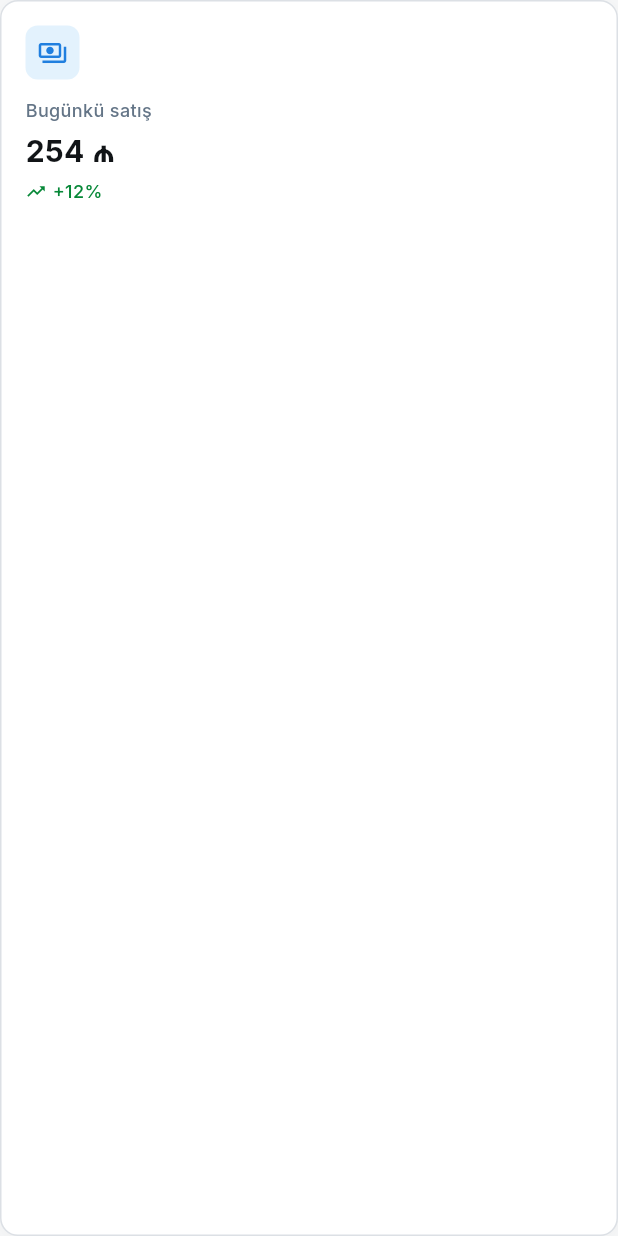
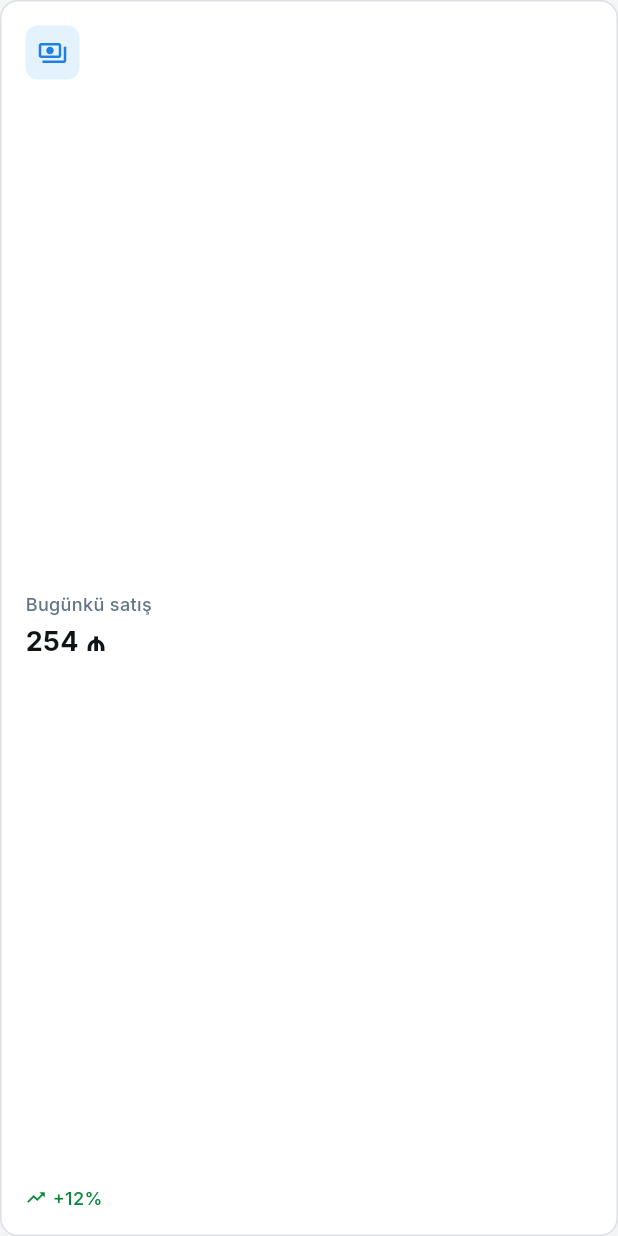
Before and after one commit to ravanrasulov6/siam360-flutter, a Flutter app: the StatCard widget shown alone on an empty page, opened directly, on a phone screen of 412 x 824 dp. Run offline on Flutter 3.47's test engine with Material 3 defaults, Android fonts, the phone set to English and light mode, and no system bars; our stand-ins replace flutter_riverpod, go_router, google_fonts.

Commit message:
Fix dashboard design and responsiveness

```diff
--- a/lib/shared/widgets/stat_card.dart
+++ b/lib/shared/widgets/stat_card.dart
@@ -56,7 +56,11 @@ class StatCard extends StatelessWidget {
               color: effectiveIconColor,
             ),
           ),
-          const SizedBox(height: 12),
+          Expanded(
+            child: Column(
+              crossAxisAlignment: CrossAxisAlignment.start,
+              mainAxisAlignment: MainAxisAlignment.center,
+              children: [
                 Text(
                   title,
                   style: const TextStyle(
@@ -64,18 +68,25 @@ class StatCard extends StatelessWidget {
                     fontWeight: FontWeight.w500,
                     color: AppColors.textSecondary,
                   ),
+                  maxLines: 1,
+                  overflow: TextOverflow.ellipsis,
                 ),
                 const SizedBox(height: 4),
                 Text(
                   value,
                   style: const TextStyle(
-              fontSize: 20,
+                    fontSize: 18,
                     fontWeight: FontWeight.bold,
                     color: AppColors.textPrimary,
                   ),
+                  maxLines: 1,
+                  overflow: TextOverflow.ellipsis,
+                ),
+              ],
+            ),
           ),
           if (change != null) ...[
-            const SizedBox(height: 4),
+            const SizedBox(height: 8),
             Row(
               children: [
                 Icon(
@@ -84,12 +95,16 @@ class StatCard extends StatelessWidget {
                   color: isPositive ? AppColors.success : AppColors.error,
                 ),
                 const SizedBox(width: 4),
-                Text(
+                Flexible(
+                  child: Text(
                     change!,
                     style: TextStyle(
                       fontSize: 12,
                       fontWeight: FontWeight.w500,
                       color: isPositive ? AppColors.success : AppColors.error,
+                    ),
+                    maxLines: 1,
+                    overflow: TextOverflow.ellipsis,
                   ),
                 ),
               ],
```
Also changed, not shown: lib/features/dashboard/view/dashboard_screen.dart (+79 -35 lines). Lines whose indentation alone changed are shown as unchanged.
